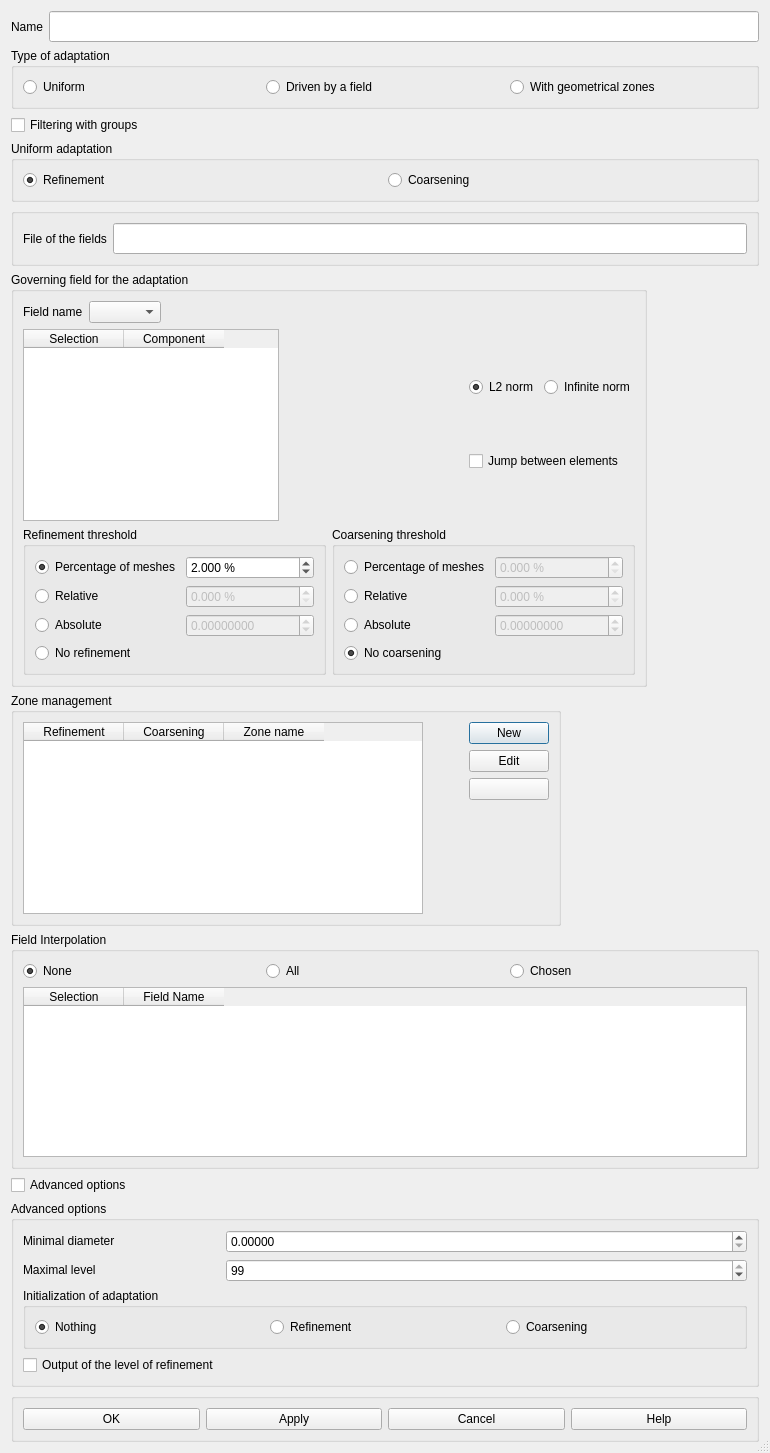
First picture: the form in src/HOMARDGUI/CreateHypothesis.ui, repository jschueller/homard, before the edit.
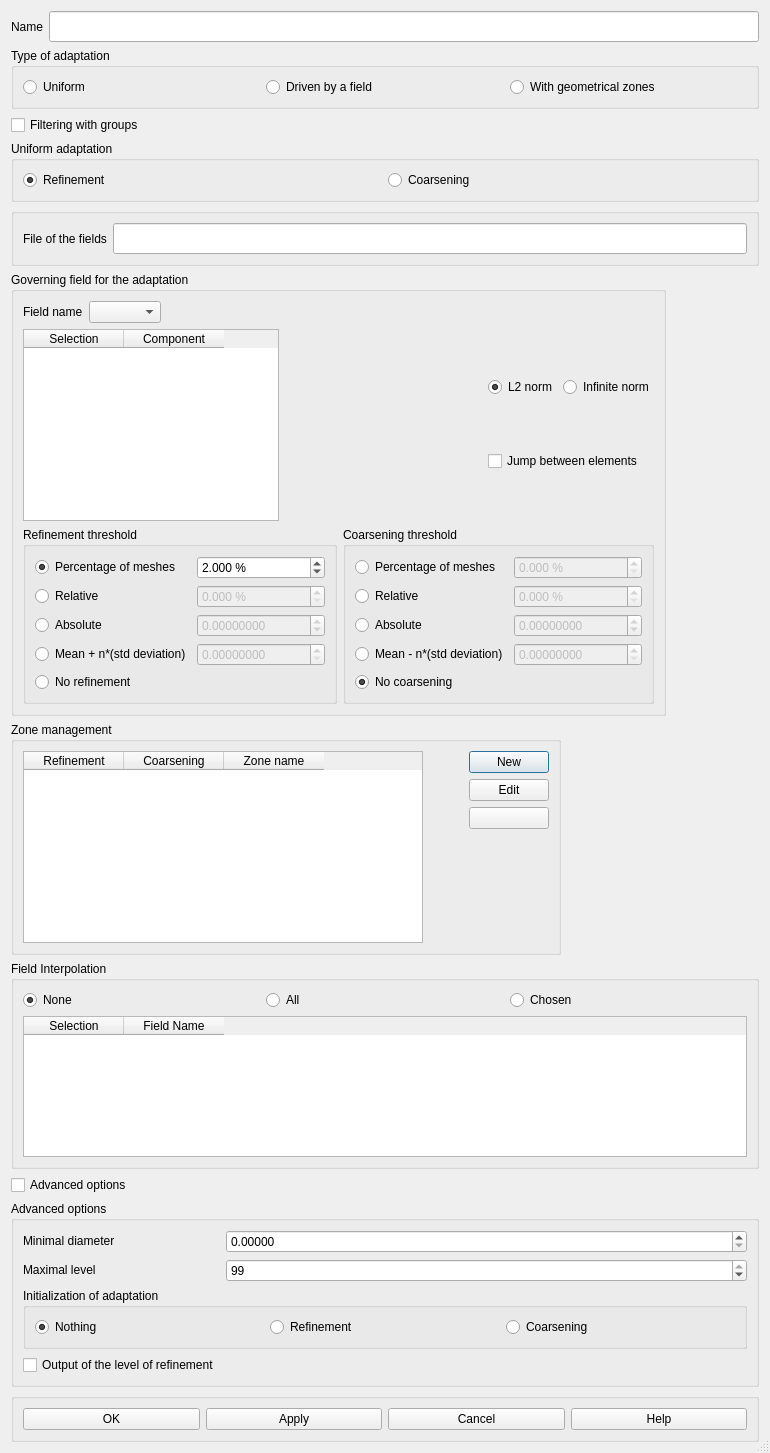
Second picture: the form after the edit.

The edit to the form file:
```diff
--- a/src/HOMARDGUI/CreateHypothesis.ui
+++ b/src/HOMARDGUI/CreateHypothesis.ui
@@ -420,6 +420,32 @@
             </widget>
            </item>
            <item row="3" column="0">
+            <widget class="QRadioButton" name="RBRMuSigma">
+             <property name="text">
+              <string>Mean + n*(std deviation)</string>
+             </property>
+            </widget>
+           </item>
+           <item row="3" column="1">
+            <widget class="QDoubleSpinBox" name="SpinBox_RMuSigma">
+             <property name="enabled">
+              <bool>false</bool>
+             </property>
+             <property name="decimals">
+              <number>8</number>
+             </property>
+             <property name="minimum">
+              <double>0.000000000000000</double>
+             </property>
+             <property name="maximum">
+              <double>1000000000000.000000000000000</double>
+             </property>
+             <property name="singleStep">
+              <double>0.100000000000000</double>
+             </property>
+            </widget>
+           </item>
+           <item row="4" column="0">
             <widget class="QRadioButton" name="RBRNo">
              <property name="text">
               <string>No refinement</string>
@@ -526,6 +552,32 @@
             </widget>
            </item>
            <item row="3" column="0">
+            <widget class="QRadioButton" name="RBCMuSigma">
+             <property name="text">
+              <string>Mean - n*(std deviation)</string>
+             </property>
+            </widget>
+           </item>
+           <item row="3" column="1">
+            <widget class="QDoubleSpinBox" name="SpinBox_CMuSigma">
+             <property name="enabled">
+              <bool>false</bool>
+             </property>
+             <property name="decimals">
+              <number>8</number>
+             </property>
+             <property name="minimum">
+              <double>0.000000000000000</double>
+             </property>
+             <property name="maximum">
+              <double>1000000000000.000000000000000</double>
+             </property>
+             <property name="singleStep">
+              <double>0.100000000000000</double>
+             </property>
+            </widget>
+           </item>
+           <item row="4" column="0">
             <widget class="QRadioButton" name="RBCNo">
              <property name="text">
               <string>No coarsening</string>
```
